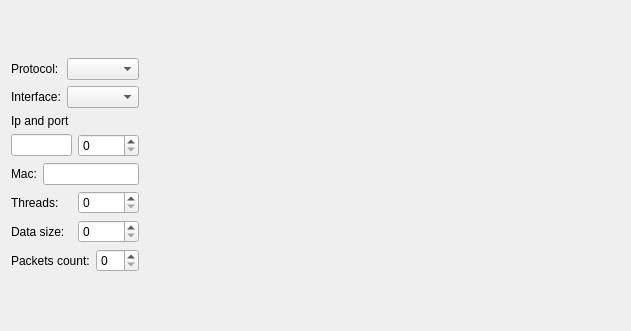
First picture: the form in gui/forms/linuxpktgenwidget.ui, repository OSLL/Linux_FreeBSD_networking_perf, before the edit.
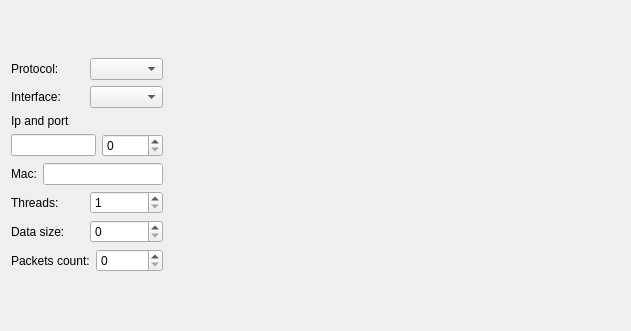
Second picture: the form after the edit.

Commit message: feat(gui): base interface for linux pktgen

The edit to the form file:
```diff
--- a/gui/forms/linuxpktgenwidget.ui
+++ b/gui/forms/linuxpktgenwidget.ui
@@ -101,7 +101,11 @@
           </widget>
          </item>
          <item>
-          <widget class="QSpinBox" name="threadsSpinBox"/>
+          <widget class="QSpinBox" name="threadsSpinBox">
+           <property name="minimum">
+            <number>1</number>
+           </property>
+          </widget>
          </item>
         </layout>
        </item>
@@ -115,7 +119,11 @@
           </widget>
          </item>
          <item>
-          <widget class="QSpinBox" name="dataSizeSpinBox"/>
+          <widget class="QSpinBox" name="dataSizeSpinBox">
+           <property name="maximum">
+            <number>999999999</number>
+           </property>
+          </widget>
          </item>
         </layout>
        </item>
@@ -129,7 +137,11 @@
           </widget>
          </item>
          <item>
-          <widget class="QSpinBox" name="packetsCountSpinBox"/>
+          <widget class="QSpinBox" name="packetsCountSpinBox">
+           <property name="maximum">
+            <number>999999</number>
+           </property>
+          </widget>
          </item>
         </layout>
        </item>
```
Left out of the diff: 3 changed lines with no effect on the pictures. The commit also changes 5 other files.
